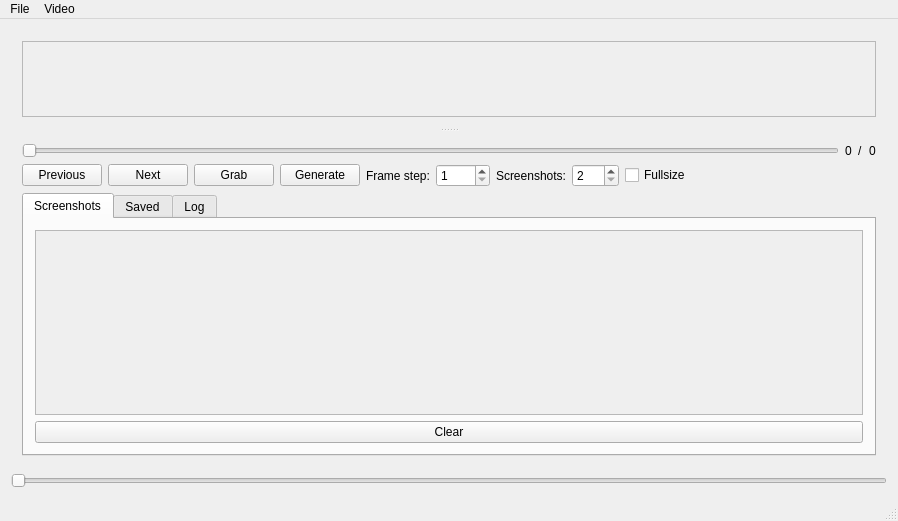
This is mainwindow.ui in labyrinthofdreams/screenpicker as Qt 5 draws it before an edit. The edited form follows.
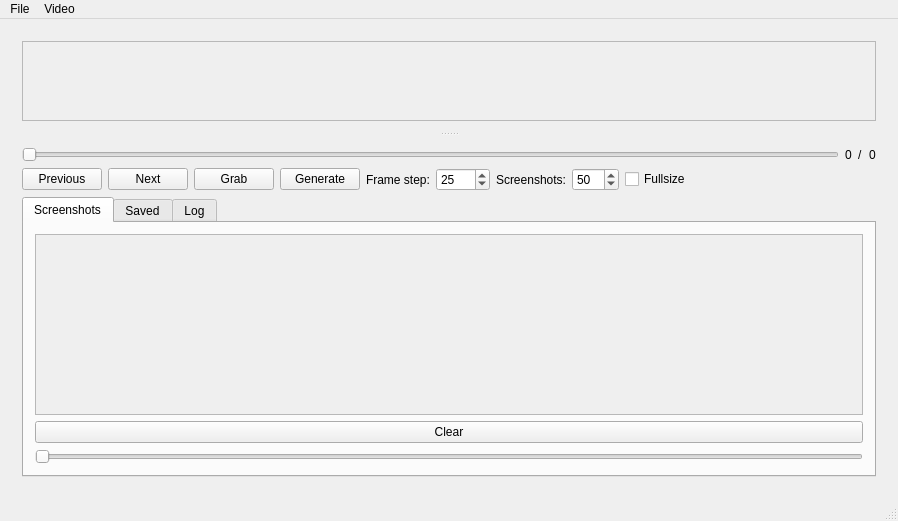
This is the edited form. Custom widgets are drawn as their Qt base class.

```diff
--- a/mainwindow.ui
+++ b/mainwindow.ui
@@ -45,7 +45,7 @@
              <x>0</x>
              <y>0</y>
              <width>876</width>
-             <height>81</height>
+             <height>86</height>
             </rect>
            </property>
            <layout class="QVBoxLayout" name="verticalLayout_9">
@@ -170,6 +170,9 @@
             <property name="maximum">
              <number>1000</number>
             </property>
+            <property name="value">
+             <number>25</number>
+            </property>
            </widget>
           </item>
           <item>
@@ -188,7 +191,10 @@
              <number>2</number>
             </property>
             <property name="maximum">
-             <number>100</number>
+             <number>250</number>
+            </property>
+            <property name="value">
+             <number>50</number>
             </property>
            </widget>
           </item>
@@ -238,7 +244,7 @@
                  <x>0</x>
                  <y>0</y>
                  <width>852</width>
-                 <height>212</height>
+                 <height>207</height>
                 </rect>
                </property>
                <layout class="QVBoxLayout" name="verticalLayout_8">
@@ -259,6 +265,19 @@
               </property>
              </widget>
             </item>
+            <item>
+             <widget class="QSlider" name="thumbnailSizeSlider">
+              <property name="minimum">
+               <number>100</number>
+              </property>
+              <property name="maximum">
+               <number>400</number>
+              </property>
+              <property name="orientation">
+               <enum>Qt::Horizontal</enum>
+              </property>
+             </widget>
+            </item>
            </layout>
           </widget>
           <widget class="QWidget" name="second">
@@ -306,19 +325,6 @@
       </widget>
      </widget>
     </item>
-    <item>
-     <widget class="QSlider" name="thumbnailSizeSlider">
-      <property name="minimum">
-       <number>100</number>
-      </property>
-      <property name="maximum">
-       <number>400</number>
-      </property>
-      <property name="orientation">
-       <enum>Qt::Horizontal</enum>
-      </property>
-     </widget>
-    </item>
    </layout>
   </widget>
   <widget class="QMenuBar" name="menuBar">
```
